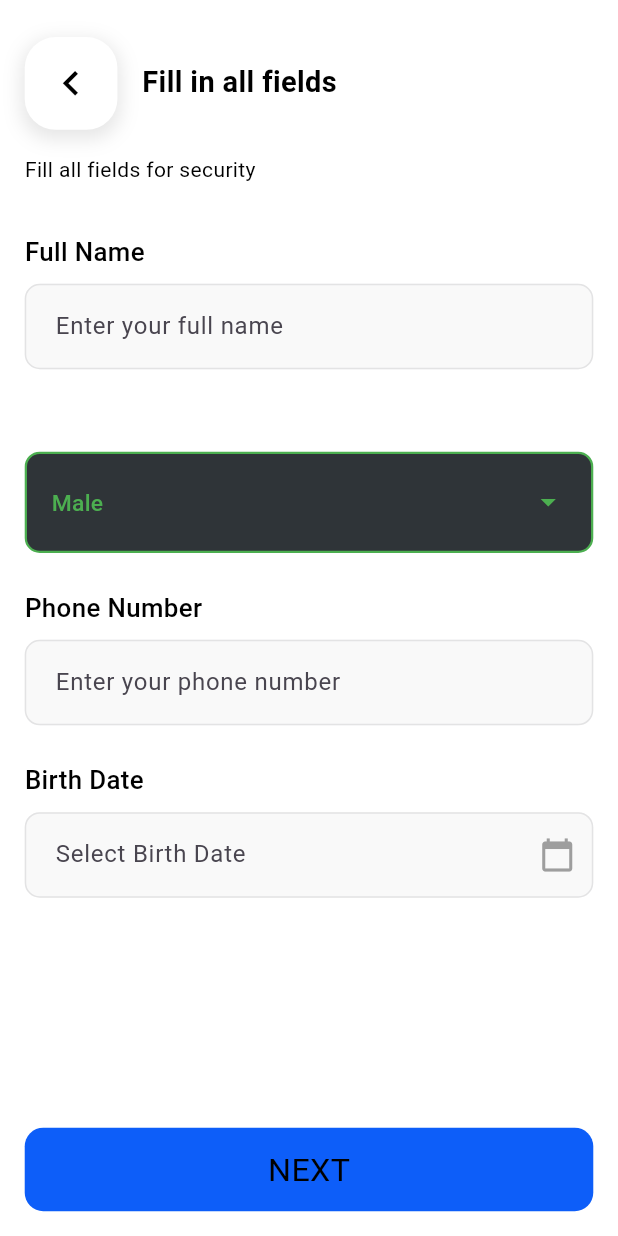
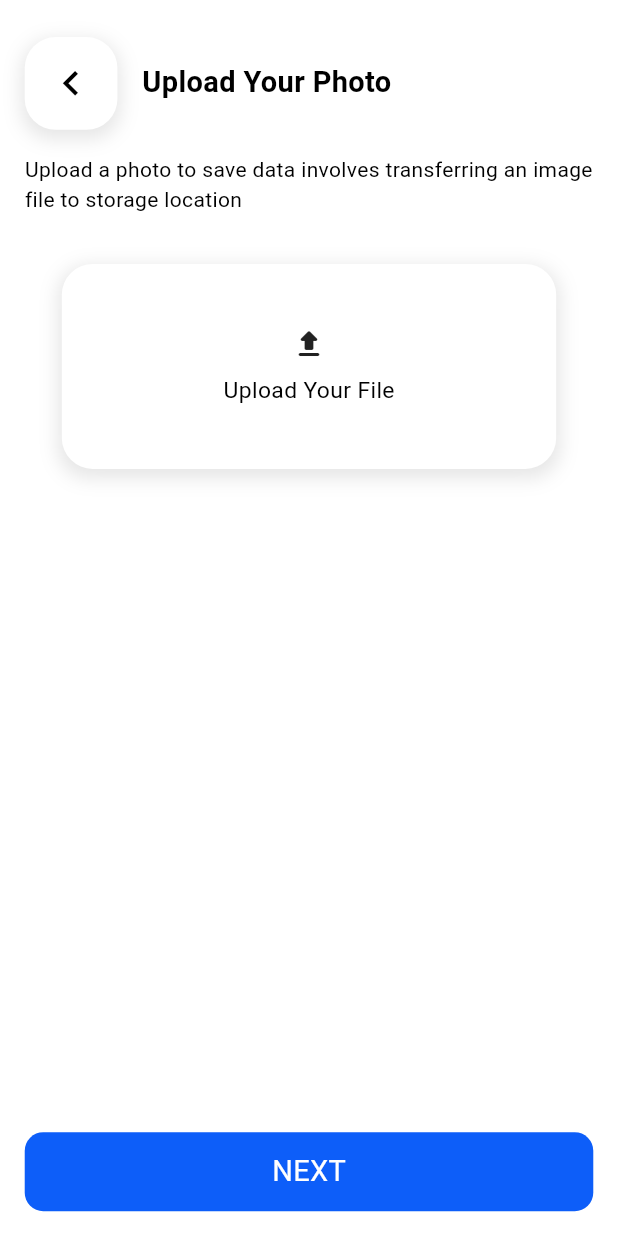
Before and after one commit to Ali01129/queens, a Flutter app: the screen it shows after launch, on a phone screen of 412 x 824 dp. Run offline on Flutter 3.47's test engine with Material 3 defaults, Android fonts, the phone set to English and light mode, and no system bars; our stand-ins replace image_picker, responsive_sizer.

Commit message:
upload image done but with drive no bottom sheet

```diff
--- a/lib/components/auth/datePicker.dart
+++ b/lib/components/auth/datePicker.dart
@@ -39,11 +39,7 @@ class _BirthDatePickerState extends State<BirthDatePicker> {
   @override
   Widget build(BuildContext context) {
     bool darkMode = isDarkMode(context);
-    Color borderColor = _isDateSelected
-        ? Colors.green
-        : (widget.focusNode.hasFocus
-        ? const Color(0xFF0D5EF9)
-        : (darkMode ? const Color(0xFF44484c) : const Color(0xFFe3e3e4)));
+    Color borderColor = darkMode ? const Color(0xFF44484c) : const Color(0xFFe3e3e4);
 
     return InkWell(
       onTap: () => _pickDate(context),
--- a/lib/components/auth/gender.dart
+++ b/lib/components/auth/gender.dart
@@ -11,40 +11,43 @@ class GenderDropdown extends StatefulWidget {
 }
 
 class _GenderDropdownState extends State<GenderDropdown> {
+  bool isDarkMode(BuildContext context) {
+    return Theme.of(context).brightness == Brightness.dark;
+  }
   String selectedGender = 'Male';
 
   @override
   Widget build(BuildContext context) {
+    bool darkMode = isDarkMode(context);
     return Column(
       crossAxisAlignment: CrossAxisAlignment.start,
       children: [
         Text(
           "Gender",
           style: TextStyle(
-            fontSize: 16.sp,
-            color: Colors.white,
-            fontWeight: FontWeight.w500,
-          ),
+              fontSize: 17.sp,
+              fontWeight: FontWeight.w500,
+              color: darkMode ? Colors.white : Colors.black),
         ),
         SizedBox(height: 1.h),
         Container(
-          width: double.infinity, // Full width
-          padding: EdgeInsets.symmetric(horizontal: 4.w, vertical: 1.h),
+          width: double.infinity,
+          padding: EdgeInsets.symmetric(horizontal: 4.w, vertical: 0.6.h),
           decoration: BoxDecoration(
-            color: Color(0xFF2F3438), // Updated color
+            color: darkMode?Color(0xFF2F3438):Color(0xFFF9F9F9),
             borderRadius: BorderRadius.circular(10),
-            border: Border.all(color: Colors.green, width: 1.5),
+            border: Border.all(color:darkMode ? const Color(0xFF44484c) : const Color(0xFFe3e3e4), width: 1.5),
           ),
           child: DropdownButtonHideUnderline(
             child: DropdownButton<String>(
               value: selectedGender,
-              isExpanded: true, // Makes sure it takes full width
+              isExpanded: true,
               items: ['Male', 'Female', 'Other']
                   .map((gender) => DropdownMenuItem(
                 value: gender,
                 child: Text(
                   gender,
-                  style: TextStyle(color: Colors.green, fontSize: 16.sp),
+                  style: TextStyle(color: darkMode?Colors.white:Colors.black, fontSize: 16.sp),
                 ),
               ))
                   .toList(),
@@ -52,10 +55,10 @@ class _GenderDropdownState extends State<GenderDropdown> {
                 setState(() {
                   selectedGender = value!;
                 });
-                widget.onGenderChanged(value!); // Pass value back to parent
+                widget.onGenderChanged(value!);
               },
-              icon: Icon(Icons.arrow_drop_down, color: Colors.green),
-              dropdownColor: Color(0xFF2F3438),
+              icon: Icon(Icons.arrow_drop_down, color: darkMode?Colors.white:Colors.black),
+              dropdownColor: darkMode?Color(0xFF2F3438):Color(0xFFF9F9F9),
             ),
           ),
         ),
--- a/lib/components/button.dart
+++ b/lib/components/button.dart
@@ -24,7 +24,7 @@ class Button extends StatelessWidget {
             title,
             style: TextStyle(
               color: textColor,
-              fontSize: 19.sp,
+              fontSize: 18.sp,
             ),
           ),
         ),
--- a/lib/main.dart
+++ b/lib/main.dart
@@ -3,6 +3,7 @@
 import 'package:queens/screens/login.dart';
 import 'package:queens/screens/onboarding.dart';
 import 'package:queens/screens/register.dart';
+import 'package:queens/screens/uploadPhoto.dart';
 import 'package:responsive_sizer/responsive_sizer.dart';
 import 'package:queens/screens/splashScreen.dart';
 
@@ -22,7 +23,7 @@
           themeMode: ThemeMode.system,
           theme: ThemeData.light(),
           darkTheme: ThemeData.dark(),
-          home: const Bio(),
+          home: const Uploadphoto(),
         );
       },
     );
--- a/lib/screens/bio.dart
+++ b/lib/screens/bio.dart
@@ -128,7 +128,7 @@ class _BioState extends State<Bio> {
               padding: EdgeInsets.all(4.w),
               child: Button(
                 title: "NEXT",
-                textColor: darkMode ? Colors.white : Colors.black,
+                textColor: Colors.white,
                 bg: Color(0xFF0d5ef9),
                 onTapCallback: () {
                   print(nameController.text);
--- /dev/null
+++ b/lib/screens/uploadPhoto.dart
@@ -0,0 +1,122 @@
+import 'package:flutter/material.dart';
+import 'package:queens/components/button.dart';
+import 'package:responsive_sizer/responsive_sizer.dart';
+import 'package:image_picker/image_picker.dart';
+import 'dart:io';
+
+import '../components/backButton.dart';
+
+
+class Uploadphoto extends StatefulWidget {
+  const Uploadphoto({super.key});
+
+  @override
+  State<Uploadphoto> createState() => _UploadphotoState();
+}
+
+class _UploadphotoState extends State<Uploadphoto> {
+  bool isDarkMode(BuildContext context) {
+    return Theme.of(context).brightness == Brightness.dark;
+  }
+
+  File? _image;
+  final ImagePicker _picker = ImagePicker();
+  // pick image from gallery
+  Future<void> _pickImage() async {
+    final XFile? pickedFile = await _picker.pickImage(source: ImageSource.gallery);
+    if (pickedFile != null) {
+      setState(() {
+        _image = File(pickedFile.path); // Store the selected image
+      });
+    }
+  }
+
+  @override
+  Widget build(BuildContext context) {
+    bool darkMode = isDarkMode(context);
+    return Scaffold(
+      backgroundColor: darkMode ? Color(0xFF181e22) : Colors.white,
+      body: SafeArea(
+          child: Column(
+            children: [
+              Expanded(
+                child: Padding(
+                  padding: EdgeInsets.symmetric(horizontal: 4.w,vertical:6.w ),
+                  child: Column(
+                    crossAxisAlignment: CrossAxisAlignment.start,
+                    children: [
+                      Row(
+                        children: [
+                          BackButtonWidget(darkMode: darkMode),
+                          SizedBox(width: 4.w),
+                          Text(
+                            "Upload Your Photo",
+                            style: TextStyle(
+                                fontSize: 18.sp,
+                                fontWeight: FontWeight.bold,
+                                color: darkMode ? Colors.white : Colors.black),
+                          ),
+                        ],
+                      ),
+                      SizedBox(height: 2.h),
+                      Text(
+                        "Upload a photo to save data involves transferring an image file to storage location",
+                        style: TextStyle(
+                          color: darkMode ? Colors.white : Colors.black,
+                        ),
+                      ),
+                      SizedBox(height: 4.h),
+                      Center(
+                        child: GestureDetector(
+                          onTap: _pickImage,
+                          child: Container(
+                            padding: EdgeInsets.symmetric(vertical: 10.w),
+                            width: 80.w,
+                            decoration: BoxDecoration(
+                              borderRadius: BorderRadius.circular(5.w),
+                              color: darkMode ? Color(0xFF24292d) : Colors.white,
+                              boxShadow: darkMode
+                                  ? []
+                                  : [
+                                BoxShadow(
+                                  color: Colors.black.withOpacity(0.1),
+                                  blurRadius: 10,
+                                  spreadRadius: 2,
+                                  offset: Offset(0, 4),
+                                ),
+                              ],
+                            ),
+                            child: Column(
+                              children: [
+                                Icon(Icons.file_upload_rounded),
+                                SizedBox(height: 2.w,),
+                                Text("Upload Your File",
+                                  style: TextStyle(
+                                      fontSize: 16.sp,
+                                      color: darkMode ? Colors.white : Colors.black
+                                  ),
+                                ),
+                              ],
+                            )
+                          ),
+                        ),
+                      ),
+                    ],
+                  ),
+                ),
+              ),
+              Padding(
+                padding: EdgeInsets.all(4.w),
+                child: Button(
+                  title: "NEXT",
+                  textColor: Colors.white,
+                  bg: Color(0xFF0d5ef9),
+                  onTapCallback: (){},
+                ),
+              ),
+            ],
+          ),
+      ),
+    );
+  }
+}
--- a/pubspec.yaml
+++ b/pubspec.yaml
@@ -37,6 +37,7 @@ dependencies:
   cupertino_icons: ^1.0.6
   responsive_sizer: ^3.3.1
   intl: ^0.20.2
+  image_picker: ^1.1.2
 
 dev_dependencies:
   flutter_test:
```
Also changed, not shown: pubspec.lock, 7 other files.
